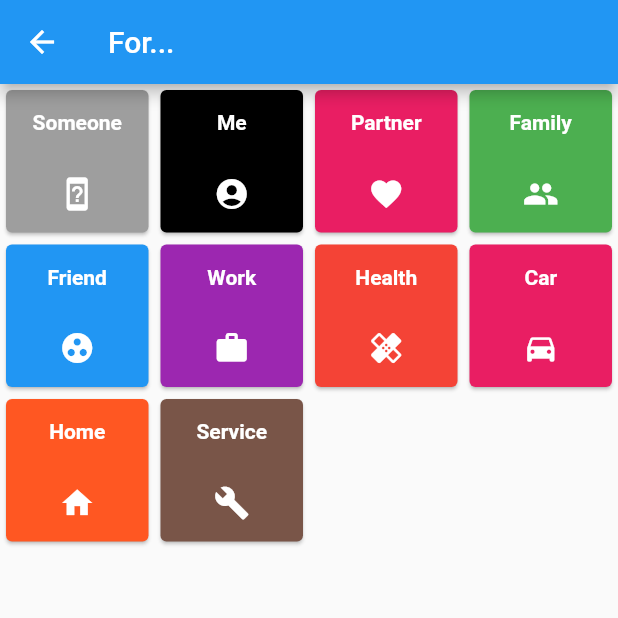
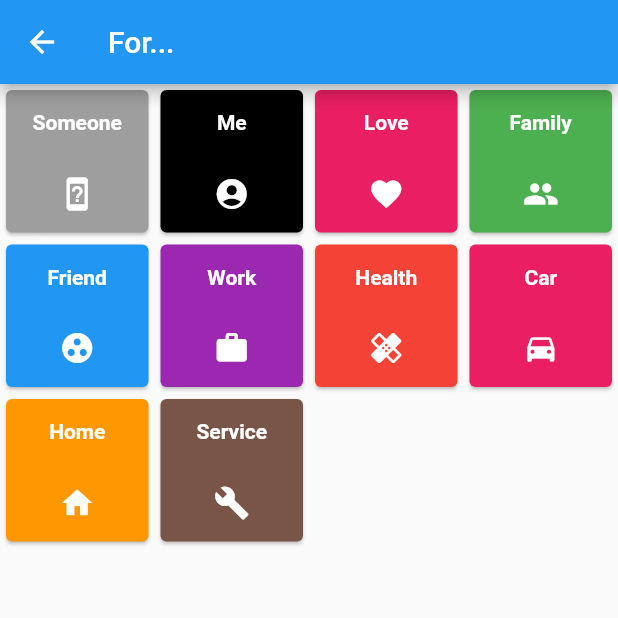
Before and after one commit to xal/flutter_fast_reminders, a Flutter app: the screen it shows after launch, after a tap on "Something", on a phone screen of 412 x 824 dp, the top half of it. Run offline on Flutter 3.47's test engine with Material 2 defaults, Android fonts, the phone set to English and light mode, and no system bars; our stand-ins replace flutter_local_notifications.

Commit message:
names and commas 4845

```diff
--- a/lib/main.dart
+++ b/lib/main.dart
@@ -2,121 +2,114 @@ import 'package:flutter/material.dart';
 import 'package:flutter/services.dart';
 import 'package:flutter_local_notifications/flutter_local_notifications.dart';
 
-var whoWidget;
-var whatWidget;
-var whenWidget;
+var whoW;
+var whatW;
+var whenW;
 
 var notifications;
-var whoStr;
-var whatStr;
-var whenDate;
+var whoS;
+var whatS;
+var whenD;
 
 var textStyle = TextStyle(color: Colors.white, fontWeight: FontWeight.bold);
 
 typedef void TextFunc(BuildContext ctx, String text);
 typedef void DateFunc(BuildContext ctx, DateTime date);
 
-void moveTo(BuildContext ctx, Widget widget) => Navigator.push(
-      ctx,
-      MaterialPageRoute(builder: (ctx) => widget),
-    );
-
-void dateCallback(BuildContext ctx, DateTime date) {
-  whenDate = date;
-  schedule();
-  SystemNavigator.pop();
-}
+void moveTo(BuildContext ctx, Widget widget) =>
+    Navigator.push(ctx, MaterialPageRoute(builder: (ctx) => widget));
 
 void main() {
   notifications = FlutterLocalNotificationsPlugin();
   notifications.initialize(InitializationSettings(
       AndroidInitializationSettings('alarm'), IOSInitializationSettings()));
-  var pink = Colors.pink;
-  var blue = Colors.blue;
-  var deepOrange = Colors.deepOrange;
-  var green = Colors.green;
-  var amber = Colors.amber;
-  whatWidget = ReminderWidget(
-    "Reminder about...",
+  var p = Colors.pink;
+  var bl = Colors.blue;
+  var o = Colors.orange;
+  var g = Colors.green;
+  var b = Colors.brown;
+  whatW = ReminderWidget(
+    "About...",
     [
       what(Colors.grey, Icons.device_unknown, "Something"),
       what(Colors.indigo, Icons.add_shopping_cart, "Buy"),
-      what(blue, Icons.call, "Call"),
-      what(Colors.deepPurple, Icons.message, "Message"),
+      what(bl, Icons.call, "Call"),
+      what(g, Icons.message, "Message"),
       what(Colors.black, Icons.attach_money, "Pay"),
-      what(Colors.cyan, Icons.help, "Help"),
-      what(Colors.brown, Icons.place, "Meet"),
+      what(o, Icons.help, "Help"),
+      what(b, Icons.place, "Meet"),
       what(Colors.red, Icons.date_range, "Deadline"),
-      what(Colors.deepPurpleAccent, Icons.check_circle, "Check"),
+      what(Colors.deepPurpleAccent, Icons.check_circle, "Check")
     ],
   );
-  whoWidget = ReminderWidget(
+  whoW = ReminderWidget(
     "For...",
     [
       who(Colors.grey, Icons.device_unknown, "Someone"),
       who(Colors.black, Icons.account_circle, "Me"),
-      who(pink, Icons.favorite, "Partner"),
-      who(green, Icons.group, "Family"),
-      who(blue, Icons.group_work, "Friend"),
+      who(p, Icons.favorite, "Love"),
+      who(g, Icons.group, "Family"),
+      who(bl, Icons.group_work, "Friend"),
       who(Colors.purple, Icons.work, "Work"),
       who(Colors.red, Icons.healing, "Health"),
-      who(pink, Icons.directions_car, "Car"),
-      who(deepOrange, Icons.home, "Home"),
-      who(Colors.brown, Icons.build, "Service"),
+      who(p, Icons.directions_car, "Car"),
+      who(o, Icons.home, "Home"),
+      who(b, Icons.build, "Service")
     ],
   );
-  whenWidget = ReminderWidget(
+  whenW = ReminderWidget(
     "After...",
     [
-      date(pink, s(5), "5s"),
-      date(pink, s(30), "30s"),
-      date(pink, m(1), "1m"),
-      date(pink, m(2), "2m"),
-      date(deepOrange, m(5), "5m"),
-      date(deepOrange, m(10), "10m"),
-      date(deepOrange, m(15), "15m"),
-      date(deepOrange, m(30), "30m"),
-      date(amber, h(1), "1h"),
-      date(amber, h(2), "2h"),
-      date(amber, h(6), "6h"),
-      date(amber, h(12), "12h"),
-      date(green, d(1), "1d"),
-      date(green, d(2), "2d"),
-      date(green, d(7), "7d"),
-      date(green, d(14), "14d"),
-      date(blue, d(30), "30d"),
-      date(blue, d(60), "60d"),
-      date(blue, d(182), "1/2y"),
-      date(blue, d(365), "1y"),
+      date(p, s(5)),
+      date(p, s(30)),
+      date(p, m(1)),
+      date(p, m(2)),
+      date(o, m(5)),
+      date(o, m(10)),
+      date(o, m(15)),
+      date(o, m(30)),
+      date(b, h(1)),
+      date(b, h(2)),
+      date(b, h(6)),
+      date(b, h(12)),
+      date(g, d(1)),
+      date(g, d(2)),
+      date(g, d(7)),
+      date(g, d(14)),
+      date(bl, d(30)),
+      date(bl, d(60)),
+      date(bl, d(182)),
+      date(bl, d(365))
     ],
   );
-  runApp(MaterialApp(
-    title: 'Fast reminders',
-    home: whatWidget,
-  ));
+  runApp(MaterialApp(title: 'Fast reminders', home: whatW));
 }
 
-Duration s(int s) => Duration(seconds: s);
+List s(int s) => [Duration(seconds: s), "$s s"];
 
-Duration m(int m) => Duration(minutes: m);
+List m(int m) => [Duration(minutes: m), "$m m"];
 
-Duration h(int h) => Duration(hours: h);
+List h(int h) => [Duration(hours: h), "$h m"];
 
-Duration d(int d) => Duration(days: d);
+List d(int d) => [Duration(days: d), "$d d"];
 
-DurationTile date(Color color, Duration duration, String text) =>
-    DurationTile(color, duration, text, dateCallback);
+DurationTile date(Color color, List list) =>
+    DurationTile(color, list[0], list[1], (ctx, date) {
+      whenD = date;
+      schedule();
+      SystemNavigator.pop();
+    });
 
 IconTile what(Color color, IconData icon, String text) =>
     IconTile(color, icon, text, (ctx, text) {
-      whatStr = text;
-      moveTo(ctx, whoWidget);
+      whatS = text;
+      moveTo(ctx, whoW);
     });
 
 IconTile who(Color color, IconData icon, String text) =>
     IconTile(color, icon, text, (ctx, text) {
-      whoStr = text;
-      moveTo(ctx, whenWidget);
+      whoS = text;
+      moveTo(ctx, whenW);
     });
 
 class ReminderWidget extends StatelessWidget {
@@ -128,13 +121,8 @@ class ReminderWidget extends StatelessWidget {
   @override
   Widget build(BuildContext ctx) {
     return Scaffold(
-        appBar: AppBar(
-          title: Text(_title),
-        ),
-        body: GridView.count(
-          crossAxisCount: 4,
-          children: _tiles,
-        ));
+        appBar: AppBar(title: Text(_title)),
+        body: GridView.count(crossAxisCount: 4, children: _tiles));
   }
 }
 
@@ -151,14 +139,8 @@ abstract class Tile<T> extends StatelessWidget {
   @override
   Widget build(BuildContext ctx) {
     return Card(
-      color: bg,
-      child: InkWell(
-        onTap: () => onTap(ctx),
-        child: Center(
-          child: content,
-        ),
-      ),
-    );
+        color: bg,
+        child: InkWell(onTap: () => onTap(ctx), child: Center(child: content)));
   }
 }
 
@@ -169,18 +151,11 @@ class IconTile extends Tile<TextFunc> {
       : super(
             bg,
             Column(
-              mainAxisAlignment: MainAxisAlignment.spaceAround,
-              children: <Widget>[
-                Text(
-                  text,
-                  style: textStyle,
-                ),
-                Icon(
-                  icon,
-                  color: Colors.white,
-                )
-              ],
-            ),
+                mainAxisAlignment: MainAxisAlignment.spaceAround,
+                children: <Widget>[
+                  Text(text, style: textStyle),
+                  Icon(icon, color: Colors.white)
+                ]),
             callback);
 
   @override
@@ -193,13 +168,7 @@ class DurationTile extends Tile<DateFunc> {
   final Duration duration;
 
   DurationTile(backgroundColor, this.duration, text, callback)
-      : super(
-            backgroundColor,
-            Text(
-              text,
-              style: textStyle,
-            ),
-            callback);
+      : super(backgroundColor, Text(text, style: textStyle), callback);
 
   @override
   void onTap(BuildContext ctx) {
@@ -210,12 +179,8 @@ class DurationTile extends Tile<DateFunc> {
 Future schedule() => notifications.schedule(
     0,
     'Reminder',
-    whatStr + ' for ' + whoStr + " at " + whenDate,
-    whenDate,
+    whatS + ' for ' + whoS + " at " + whenD,
+    whenD,
     NotificationDetails(
-        AndroidNotificationDetails(
-          'id',
-          'Reminders',
-          'Notifications',
-        ),
+        AndroidNotificationDetails('id', 'Reminders', 'Notifications'),
         IOSNotificationDetails()));
```
